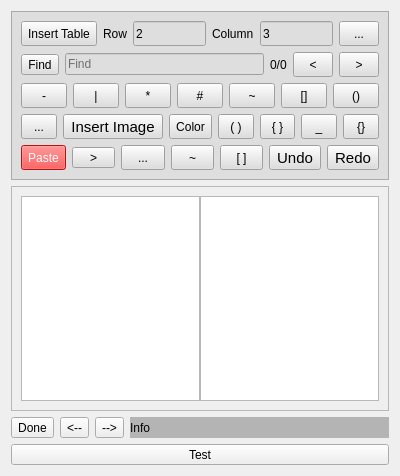
Above: src/Notes.ui from ic005k/Knot-Legacy before the change. Below: the same form after it.
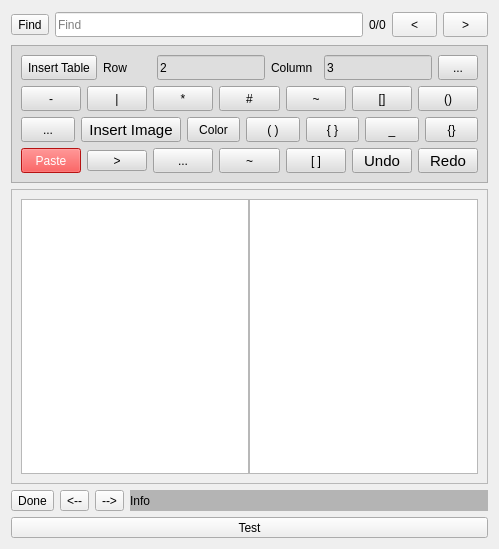
That is the form after the change. Icons and pictures are not drawn.

```diff
--- a/src/Notes.ui
+++ b/src/Notes.ui
@@ -6,14 +6,127 @@
    <rect>
     <x>0</x>
     <y>0</y>
-    <width>400</width>
-    <height>476</height>
+    <width>499</width>
+    <height>549</height>
    </rect>
   </property>
   <property name="windowTitle">
    <string>Notes</string>
   </property>
   <layout class="QVBoxLayout" name="verticalLayout_2">
+   <item>
+    <widget class="QFrame" name="frameFind">
+     <property name="minimumSize">
+      <size>
+       <width>0</width>
+       <height>28</height>
+      </size>
+     </property>
+     <property name="maximumSize">
+      <size>
+       <width>16777215</width>
+       <height>28</height>
+      </size>
+     </property>
+     <property name="frameShape">
+      <enum>QFrame::NoFrame</enum>
+     </property>
+     <property name="frameShadow">
+      <enum>QFrame::Raised</enum>
+     </property>
+     <layout class="QHBoxLayout" name="horizontalLayout_7">
+      <property name="leftMargin">
+       <number>0</number>
+      </property>
+      <property name="topMargin">
+       <number>0</number>
+      </property>
+      <property name="rightMargin">
+       <number>0</number>
+      </property>
+      <property name="bottomMargin">
+       <number>0</number>
+      </property>
+      <item>
+       <widget class="QToolButton" name="btnFind">
+        <property name="text">
+         <string>Find</string>
+        </property>
+       </widget>
+      </item>
+      <item>
+       <widget class="QLineEdit" name="editFind">
+        <property name="minimumSize">
+         <size>
+          <width>0</width>
+          <height>25</height>
+         </size>
+        </property>
+        <property name="maximumSize">
+         <size>
+          <width>16777215</width>
+          <height>25</height>
+         </size>
+        </property>
+        <property name="placeholderText">
+         <string>Find</string>
+        </property>
+        <property name="clearButtonEnabled">
+         <bool>false</bool>
+        </property>
+       </widget>
+      </item>
+      <item>
+       <widget class="QLabel" name="lblCount">
+        <property name="text">
+         <string>0/0</string>
+        </property>
+       </widget>
+      </item>
+      <item>
+       <widget class="QToolButton" name="btnPrev">
+        <property name="minimumSize">
+         <size>
+          <width>45</width>
+          <height>25</height>
+         </size>
+        </property>
+        <property name="maximumSize">
+         <size>
+          <width>16777215</width>
+          <height>25</height>
+         </size>
+        </property>
+        <property name="text">
+         <string>&lt;</string>
+        </property>
+        <property name="shortcut">
+         <string>Shift+Return</string>
+        </property>
+       </widget>
+      </item>
+      <item>
+       <widget class="QToolButton" name="btnNext">
+        <property name="minimumSize">
+         <size>
+          <width>45</width>
+          <height>25</height>
+         </size>
+        </property>
+        <property name="maximumSize">
+         <size>
+          <width>16777215</width>
+          <height>25</height>
+         </size>
+        </property>
+        <property name="text">
+         <string>&gt;</string>
+        </property>
+       </widget>
+      </item>
+     </layout>
+    </widget>
+   </item>
    <item>
     <widget class="QFrame" name="frameFun">
      <property name="minimumSize">
@@ -176,6 +289,12 @@
             <height>25</height>
            </size>
           </property>
+          <property name="maximumSize">
+           <size>
+            <width>16777215</width>
+            <height>25</height>
+           </size>
+          </property>
           <property name="text">
            <string>...</string>
           </property>
@@ -193,83 +312,6 @@
         </item>
        </layout>
       </item>
-      <item>
-       <widget class="QFrame" name="frameFind">
-        <property name="frameShape">
-         <enum>QFrame::NoFrame</enum>
-        </property>
-        <property name="frameShadow">
-         <enum>QFrame::Raised</enum>
-        </property>
-        <layout class="QHBoxLayout" name="horizontalLayout_7">
-         <property name="leftMargin">
-          <number>0</number>
-         </property>
-         <property name="topMargin">
-          <number>0</number>
-         </property>
-         <property name="rightMargin">
-          <number>0</number>
-         </property>
-         <property name="bottomMargin">
-          <number>0</number>
-         </property>
-         <item>
-          <widget class="QToolButton" name="btnFind">
-           <property name="text">
-            <string>Find</string>
-           </property>
-          </widget>
-         </item>
-         <item>
-          <widget class="QLineEdit" name="editFind">
-           <property name="placeholderText">
-            <string>Find</string>
-           </property>
-           <property name="clearButtonEnabled">
-            <bool>false</bool>
-           </property>
-          </widget>
-         </item>
-         <item>
-          <widget class="QLabel" name="lblCount">
-           <property name="text">
-            <string>0/0</string>
-           </property>
-          </widget>
-         </item>
-         <item>
-          <widget class="QToolButton" name="btnPrev">
-           <property name="minimumSize">
-            <size>
-             <width>40</width>
-             <height>25</height>
-            </size>
-           </property>
-           <property name="text">
-            <string>&lt;</string>
-           </property>
-           <property name="shortcut">
-            <string>Shift+Return</string>
-           </property>
-          </widget>
-         </item>
-         <item>
-          <widget class="QToolButton" name="btnNext">
-           <property name="minimumSize">
-            <size>
-             <width>40</width>
-             <height>25</height>
-            </size>
-           </property>
-           <property name="text">
-            <string>&gt;</string>
-           </property>
-          </widget>
-         </item>
-        </layout>
-       </widget>
-      </item>
       <item>
        <layout class="QHBoxLayout" name="horizontalLayout_4">
         <item>
```
